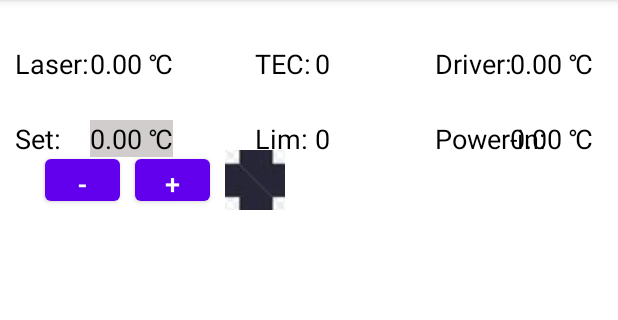
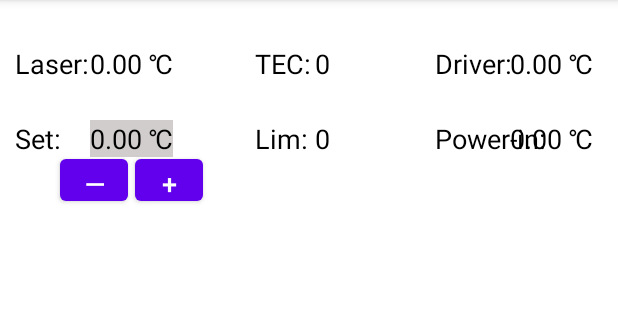
Before and after one commit to PengJay/DT20W, an Android app: the screen it shows after launch (MainActivity), on a phone screen of 412 x 824 dp, the part 84-404 px from its top. Run offline under Robolectric (Android 15) with nearby library versions, the phone set to English and light mode, and no system bars.

Commit message:
页面UI按钮

```diff
--- a/app/src/main/res/layout/activity_main.xml
+++ b/app/src/main/res/layout/activity_main.xml
@@ -91,34 +91,23 @@
 
     <Button
         android:id="@+id/minusButton"
-        android:layout_width="50dp"
+        android:layout_width="45dp"
         android:layout_height="40dp"
-        android:layout_marginLeft="30dp"
+        android:layout_marginStart="40dp"
         android:layout_marginTop="100dp"
-        android:text="-"
+        android:text="——"
         android:textColor="#FFFFFF"
         android:textSize="18sp" />
 
     <Button
         android:id="@+id/addButton"
-        android:layout_width="50dp"
+        android:layout_width="45dp"
         android:layout_height="40dp"
         android:layout_marginLeft="90dp"
         android:layout_marginTop="100dp"
         android:text="+"
         android:textColor="#FFFFFF"
         android:textSize="18sp" />
-
-    <ImageButton
-        android:id="@+id/imageButton"
-        android:layout_width="40dp"
-        android:layout_height="40dp"
-        android:layout_marginLeft="150dp"
-        android:layout_marginTop="100dp"
-        android:src="@drawable/add" />
-
-
-
 
     <TextView
         android:id="@+id/lim"
```
